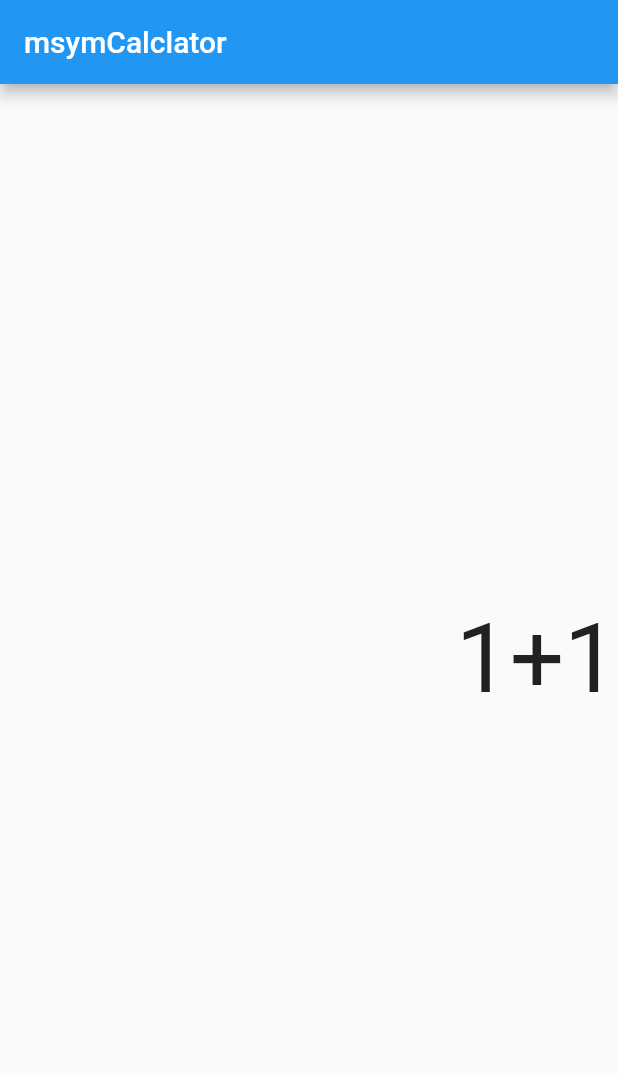
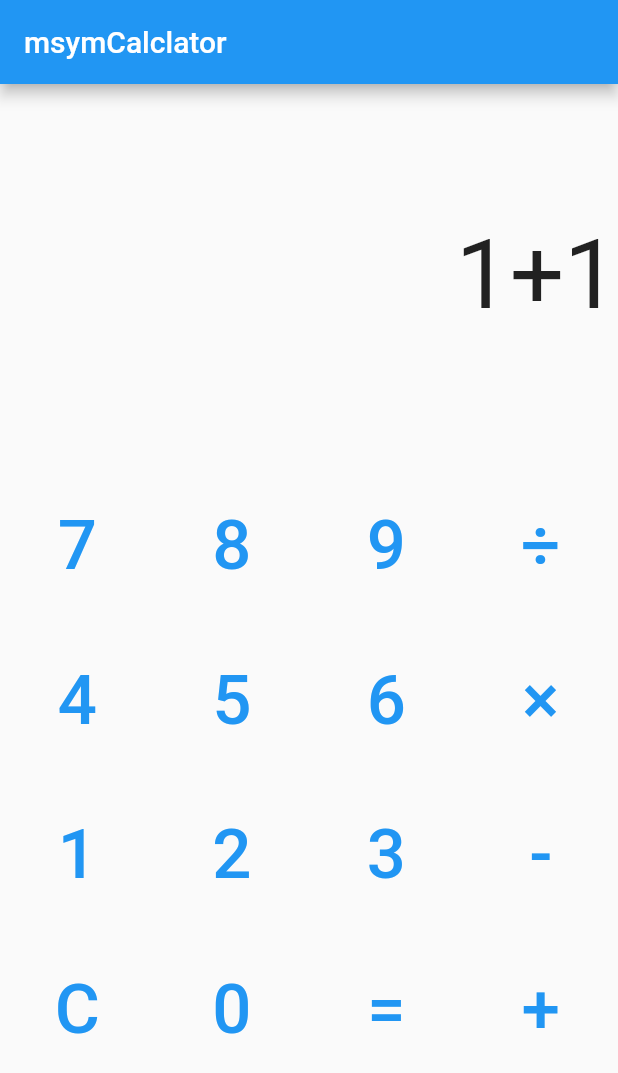
Before and after one commit to mxmx-wsus/msym_calc, a Flutter app: the screen it shows after launch, on a phone screen of 412 x 824 dp. Shown: the top 1073 px of the screen. Run offline on Flutter 3.47's test engine with Material 2 defaults, Android fonts, the light colour scheme and no system bars.

Commit message:
エラー修正

```diff
--- a/lib/component/my_app.dart
+++ b/lib/component/my_app.dart
@@ -1,4 +1,5 @@
 import 'package:flutter/material.dart';
+import 'package:msym_calc/view/calc_keybord.dart';
 import 'package:msym_calc/view/main_display.dart';
 import '../constant/text_data.dart';
 
@@ -14,7 +15,7 @@ class MyApp extends StatelessWidget {
             ),
             body: Column(
               mainAxisAlignment: MainAxisAlignment.spaceAround,
-              children: [MainDisplay()],
+              children: [MainDisplay(), CalcKeyboard()],
             )));
   }
 }
--- /dev/null
+++ b/lib/view/calc_button.dart
@@ -0,0 +1,24 @@
+import 'package:flutter/material.dart';
+
+class CalcButton extends StatelessWidget {
+  final String _keyWord;
+  const CalcButton(
+    this._keyWord, {
+    Key? key,
+  }) : super(key: key);
+
+  @override
+  Widget build(BuildContext context) {
+    return TextButton(
+      child: Center(
+        child: Text(
+          _keyWord,
+          style: TextStyle(fontSize: 46.0),
+        ),
+      ),
+      onPressed: () {
+        //ボタンが押されたら「main_display.dart」に「_keyWord」を追加する。
+      },
+    );
+  }
+}
--- /dev/null
+++ b/lib/view/calc_keybord.dart
@@ -0,0 +1,37 @@
+import 'package:flutter/material.dart';
+import 'package:msym_calc/view/calc_button.dart';
+
+class CalcKeyboard extends StatelessWidget {
+  const CalcKeyboard({Key? key}) : super(key: key);
+  @override
+  Widget build(BuildContext context) {
+    return Expanded(
+        flex: 2,
+        child: GridView.count(
+          physics: const NeverScrollableScrollPhysics(),
+          crossAxisCount: 4,
+          children: [
+            '7',
+            '8',
+            '9',
+            '÷',
+            '4',
+            '5',
+            '6',
+            '×',
+            '1',
+            '2',
+            '3',
+            '-',
+            'C',
+            '0',
+            '=',
+            '+',
+          ].map((keyWord) {
+            return GridTile(
+              child: CalcButton(keyWord),
+            );
+          }).toList(),
+        ));
+  }
+}
```
